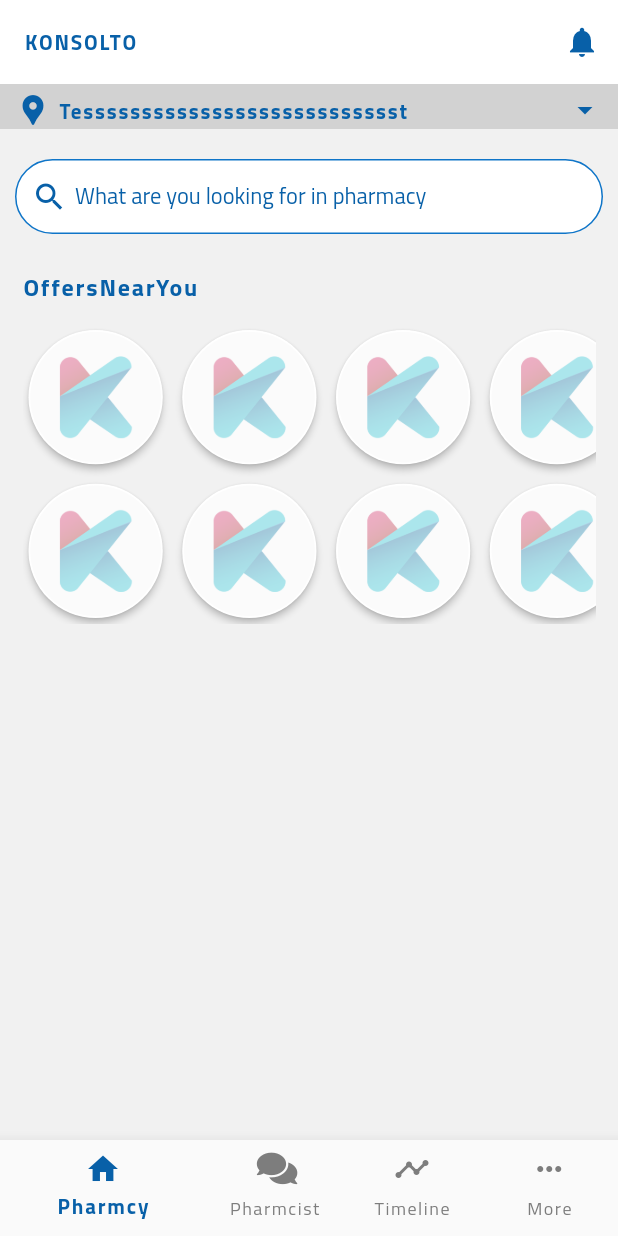
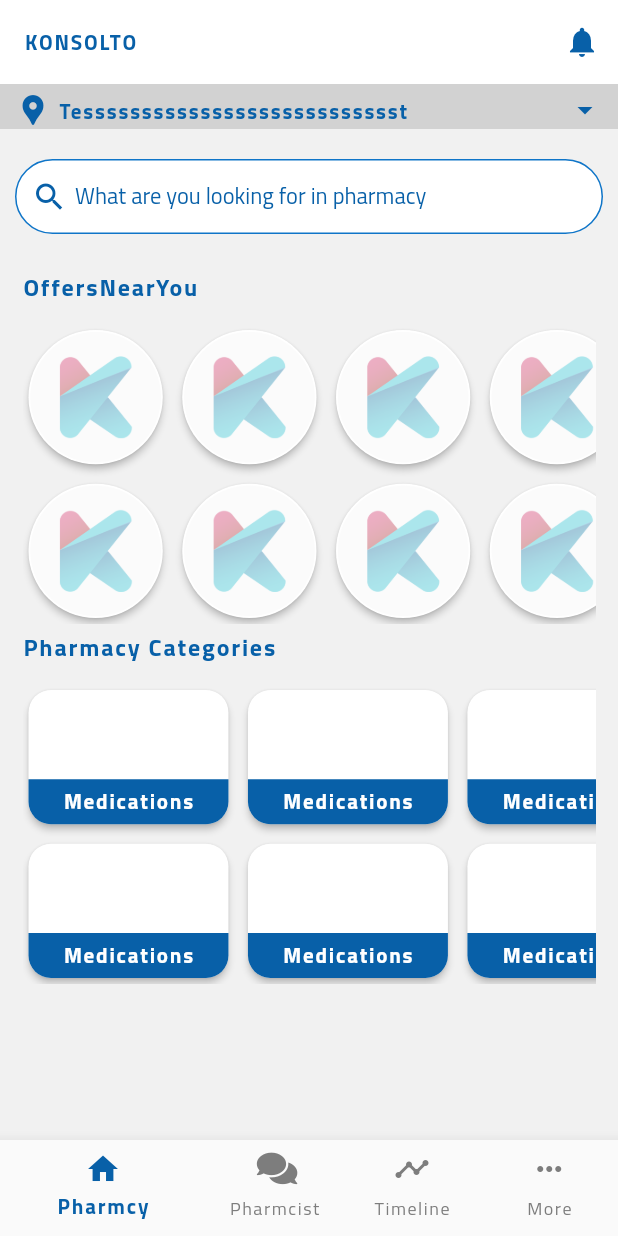
Before and after one commit to ahmedibrahim240/konsolto, a Flutter app: the screen it shows after launch, on a phone screen of 412 x 824 dp. Run offline on Flutter 3.47's test engine with Material 2 defaults, Android fonts, the phone set to English and light mode, and no system bars; our stand-ins replace cached_network_image, carousel_slider, flutter_datetime_picker, font_awesome_flutter, smooth_star_rating; missing offline and left inert: code_fields, flutter_share.

Commit message:
PharmacyCategaorises

```diff
--- a/lib/screens/home/home.dart
+++ b/lib/screens/home/home.dart
@@ -2,6 +2,7 @@ import 'package:flutter/material.dart';
 import 'package:konsolto/screens/home/homeClasses/offertsNears.dart';
 
 import 'homeClasses/homeAppBar.dart';
+import 'homeClasses/pharmacyCategories.dart';
 
 class Home extends StatefulWidget {
   @override
@@ -18,6 +19,7 @@ class _HomeState extends State<Home> {
         children: [
           HomeAppBar(),
           OffersNearYou(),
+          PharmacyCategaorises(),
         ],
       ),
     );
--- /dev/null
+++ b/lib/screens/home/homeClasses/pharmacyCategories.dart
@@ -0,0 +1,95 @@
+import 'package:flutter/cupertino.dart';
+import 'package:flutter/material.dart';
+import 'package:konsolto/constants/constans.dart';
+import 'package:konsolto/constants/themes.dart';
+
+class PharmacyCategaorises extends StatefulWidget {
+  @override
+  _PharmacyCategaorisesState createState() => _PharmacyCategaorisesState();
+}
+
+class _PharmacyCategaorisesState extends State<PharmacyCategaorises> {
+  @override
+  Widget build(BuildContext context) {
+    return Container(
+      padding: EdgeInsets.symmetric(horizontal: 15),
+      child: Column(
+        mainAxisAlignment: MainAxisAlignment.start,
+        crossAxisAlignment: CrossAxisAlignment.start,
+        children: [
+          Text(
+            'Pharmacy Categories',
+            style: AppTheme.headingColorBlue.copyWith(
+              fontSize: 16,
+            ),
+          ),
+          spaceH(10),
+          Container(
+            height: 200,
+            width: MediaQuery.of(context).size.width,
+            child: GridView.count(
+              crossAxisCount: 2,
+              crossAxisSpacing: 5,
+              mainAxisSpacing: 5,
+              primary: false,
+              childAspectRatio: .69,
+              scrollDirection: Axis.horizontal,
+              shrinkWrap: true,
+              children: List.generate(
+                10,
+                (index) {
+                  return Padding(
+                    padding: const EdgeInsets.all(0.0),
+                    child: InkWell(
+                      onTap: () {
+                        // Navigator.of(context).push(
+                        //   MaterialPageRoute(
+                        //     builder: (_) => CategoriesCoursesPage(
+                        //       categories: categoriesList[index],
+                        //     ),
+                        //   ),
+                        // );
+                      },
+                      child: Card(
+                        elevation: 2,
+                        shape: RoundedRectangleBorder(
+                            borderRadius: BorderRadius.circular(15)),
+                        child: Column(
+                          mainAxisAlignment: MainAxisAlignment.end,
+                          children: [
+                            Align(
+                              alignment: Alignment.bottomCenter,
+                              child: Container(
+                                height: 30,
+                                width: MediaQuery.of(context).size.width,
+                                decoration: BoxDecoration(
+                                  color: customColor,
+                                  borderRadius: BorderRadius.only(
+                                    bottomLeft: Radius.circular(15),
+                                    bottomRight: Radius.circular(15),
+                                  ),
+                                ),
+                                child: Center(
+                                  child: Text(
+                                    'Medications',
+                                    style: AppTheme.heading.copyWith(
+                                      color: Colors.white,
+                                    ),
+                                  ),
+                                ),
+                              ),
+                            ),
+                          ],
+                        ),
+                      ),
+                    ),
+                  );
+                },
+              ),
+            ),
+          ),
+        ],
+      ),
+    );
+  }
+}
```
